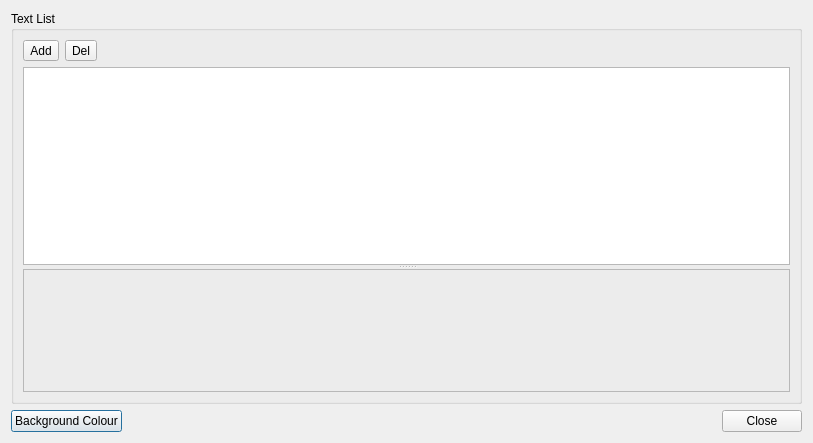
Above: kvmrt2_media_editor/StationImagePool.ui from gyongchae/MediaEditor before the change. Below: the same form after it.
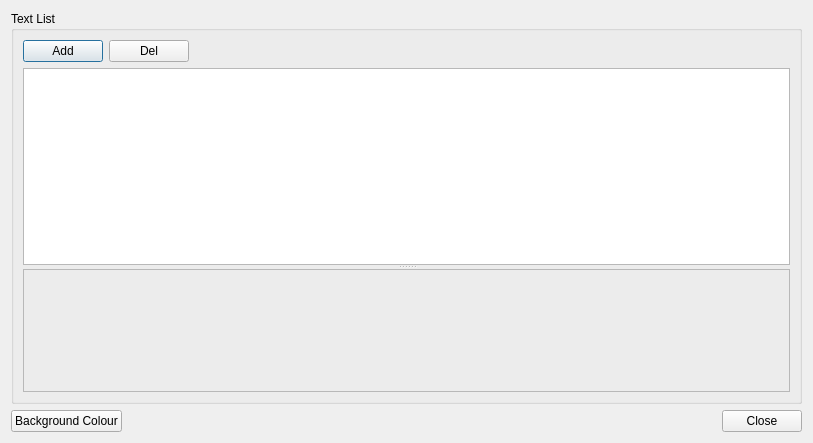
That is the form after the change.

```diff
--- a/kvmrt2_media_editor/StationImagePool.ui
+++ b/kvmrt2_media_editor/StationImagePool.ui
@@ -25,14 +25,14 @@
         <item>
          <layout class="QHBoxLayout" name="horizontalLayout">
           <item>
-           <widget class="QToolButton" name="btnAddText">
+           <widget class="QPushButton" name="btnAddText">
             <property name="text">
              <string>Add</string>
             </property>
            </widget>
           </item>
           <item>
-           <widget class="QToolButton" name="btnDelText">
+           <widget class="QPushButton" name="btnDelText">
             <property name="text">
              <string>Del</string>
             </property>
```
